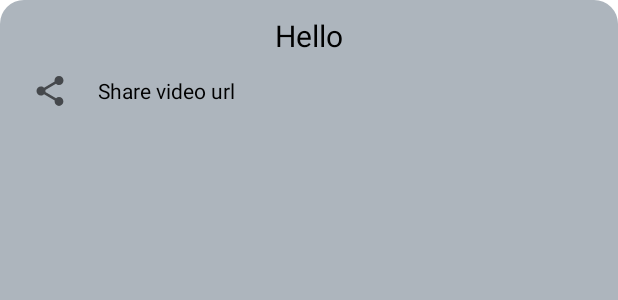
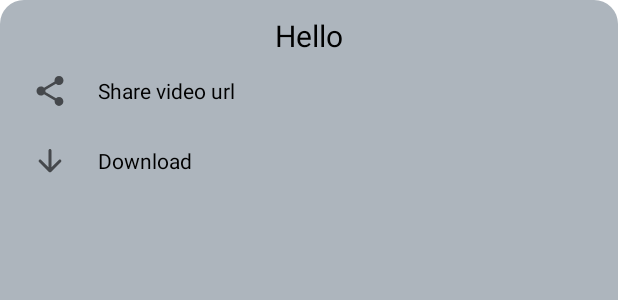
Before and after one commit to SHEHZAD22/video-player, an Android app: the layout video_bottom_sheet_layout.xml on its own in the app's theme, with its tools: preview values and no code run, on a phone screen of 412 x 824 dp. Shown: the top 300 px of the screen. Run offline under Robolectric (Android 15) with nearby library versions, the phone set to English and light mode, and no system bars; network calls fail.

Commit message:
a download button is added

```diff
--- a/GifsVideo/app/src/main/res/layout/video_bottom_sheet_layout.xml
+++ b/GifsVideo/app/src/main/res/layout/video_bottom_sheet_layout.xml
@@ -41,4 +41,31 @@
 
     </LinearLayout>
 
+    <LinearLayout
+        android:id="@+id/bs_download"
+        android:layout_width="match_parent"
+        android:layout_height="wrap_content"
+        android:gravity="center_vertical"
+        android:padding="11dp"
+        android:background="?attr/selectableItemBackground"
+        android:orientation="horizontal">
+
+        <ImageView
+            android:id="@+id/downloadicon"
+            android:layout_width="wrap_content"
+            android:layout_height="wrap_content"
+            android:layout_gravity="center_vertical"
+            android:src="@drawable/ic_download" />
+
+        <TextView
+            android:layout_width="wrap_content"
+            android:layout_height="wrap_content"
+            android:layout_gravity="center_vertical"
+            android:textColor="?android:textColorPrimary"
+            android:layout_marginLeft="20dp"
+            android:text="@string/bs_download"/>
+
+    </LinearLayout>
+
+
 </LinearLayout>
--- a/GifsVideo/app/src/main/res/values/strings.xml
+++ b/GifsVideo/app/src/main/res/values/strings.xml
@@ -21,7 +21,7 @@
     <string name="bs_share_video">Share video url</string>
 <!--    <string name="bs_play_a_video">Play a video</string>-->
 <!--    <string name="bs_details">Details</string>-->
-<!--    <string name="bs_download">Download</string>-->
+    <string name="bs_download">Download</string>
 <!--    <string name="bs_about">About</string>-->
 
     <!--    pop up menu strings -->
@@ -30,5 +30,5 @@
 <!--    <string name="pop_details">Details</string>-->
 <!--    <string name="pop_about">About</string>-->
     <string name="version_message">This is the latest version of this app. \n\n For upcoming updates, stay tuned. \n\n Thanks.</string>
-<!--    <string name="downloadRef">For reference see the notification panel. The file will be in progressing.</string>-->
+    <string name="downloadRef">For reference see the notification panel. The file will be in progressing.</string>
 </resources>
```
Also changed, not shown: GifsVideo/app/src/main/java/com/shehzad/gifsvideo/adapter/MyAdapter.java (+48 -0 lines).
